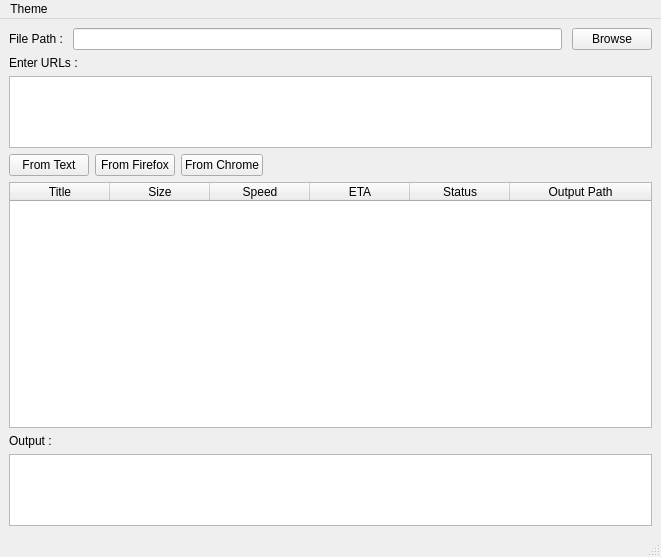
Ticjun/music-dl, file main_window.ui: the form before one commit.
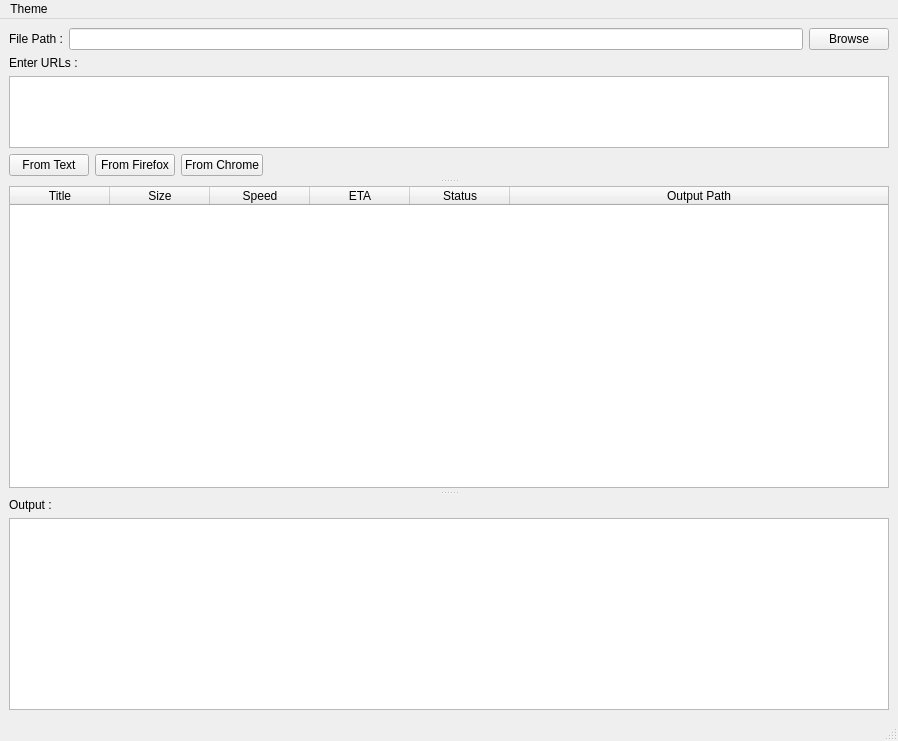
The form after the commit.

Patch:
```diff
--- a/main_window.ui
+++ b/main_window.ui
@@ -6,8 +6,8 @@
    <rect>
     <x>0</x>
     <y>0</y>
-    <width>661</width>
-    <height>557</height>
+    <width>898</width>
+    <height>741</height>
    </rect>
   </property>
   <property name="sizePolicy">
@@ -30,7 +30,97 @@
     <bool>false</bool>
    </property>
    <layout class="QGridLayout" name="gridLayout">
-    <item row="3" column="0">
+    <item row="0" column="2">
+     <widget class="QPushButton" name="browse_button">
+      <property name="text">
+       <string>Browse</string>
+      </property>
+     </widget>
+    </item>
+    <item row="0" column="0">
+     <widget class="QLabel" name="label_file_path">
+      <property name="sizePolicy">
+       <sizepolicy hsizetype="Preferred" vsizetype="Fixed">
+        <horstretch>0</horstretch>
+        <verstretch>0</verstretch>
+       </sizepolicy>
+      </property>
+      <property name="text">
+       <string>File Path :</string>
+      </property>
+     </widget>
+    </item>
+    <item row="0" column="1">
+     <widget class="QLineEdit" name="lineEdit_file_path">
+      <property name="dragEnabled">
+       <bool>false</bool>
+      </property>
+     </widget>
+    </item>
+    <item row="1" column="0" colspan="3">
+     <widget class="QSplitter" name="splitter">
+      <property name="frameShape">
+       <enum>QFrame::NoFrame</enum>
+      </property>
+      <property name="frameShadow">
+       <enum>QFrame::Plain</enum>
+      </property>
+      <property name="lineWidth">
+       <number>0</number>
+      </property>
+      <property name="midLineWidth">
+       <number>0</number>
+      </property>
+      <property name="orientation">
+       <enum>Qt::Vertical</enum>
+      </property>
+      <property name="opaqueResize">
+       <bool>true</bool>
+      </property>
+      <property name="handleWidth">
+       <number>10</number>
+      </property>
+      <property name="childrenCollapsible">
+       <bool>false</bool>
+      </property>
+      <widget class="QWidget" name="verticalLayoutWidget_2">
+       <layout class="QVBoxLayout" name="verticalLayout_2">
+        <property name="topMargin">
+         <number>0</number>
+        </property>
+        <property name="bottomMargin">
+         <number>0</number>
+        </property>
+        <item>
+         <widget class="QLabel" name="label_2">
+          <property name="sizePolicy">
+           <sizepolicy hsizetype="Preferred" vsizetype="Preferred">
+            <horstretch>0</horstretch>
+            <verstretch>0</verstretch>
+           </sizepolicy>
+          </property>
+          <property name="text">
+           <string>Enter URLs :</string>
+          </property>
+         </widget>
+        </item>
+        <item>
+         <widget class="QTextEdit" name="text_input">
+          <property name="sizePolicy">
+           <sizepolicy hsizetype="Expanding" vsizetype="Expanding">
+            <horstretch>0</horstretch>
+            <verstretch>10</verstretch>
+           </sizepolicy>
+          </property>
+          <property name="sizeAdjustPolicy">
+           <enum>QAbstractScrollArea::AdjustToContents</enum>
+          </property>
+          <property name="autoFormatting">
+           <set>QTextEdit::AutoNone</set>
+          </property>
+         </widget>
+        </item>
+        <item>
      <layout class="QHBoxLayout" name="horizontalLayout_2">
       <item>
        <widget class="QPushButton" name="text_button">
@@ -71,23 +161,8 @@
       </item>
      </layout>
     </item>
-    <item row="2" column="0">
-     <widget class="QTextEdit" name="text_input">
-      <property name="sizePolicy">
-       <sizepolicy hsizetype="Expanding" vsizetype="Expanding">
-        <horstretch>0</horstretch>
-        <verstretch>0</verstretch>
-       </sizepolicy>
-      </property>
-      <property name="sizeAdjustPolicy">
-       <enum>QAbstractScrollArea::AdjustToContents</enum>
-      </property>
-      <property name="autoFormatting">
-       <set>QTextEdit::AutoNone</set>
-      </property>
-     </widget>
-    </item>
-    <item row="4" column="0">
+       </layout>
+      </widget>
      <widget class="QTableWidget" name="table_dl">
       <property name="sizePolicy">
        <sizepolicy hsizetype="Expanding" vsizetype="Expanding">
@@ -162,13 +237,27 @@
        </property>
       </column>
      </widget>
-    </item>
-    <item row="6" column="0">
+      <widget class="QWidget" name="verticalLayoutWidget">
+       <layout class="QVBoxLayout" name="verticalLayout">
+        <property name="leftMargin">
+         <number>0</number>
+        </property>
+        <property name="bottomMargin">
+         <number>0</number>
+        </property>
+        <item>
+         <widget class="QLabel" name="label">
+          <property name="text">
+           <string>Output :</string>
+          </property>
+         </widget>
+        </item>
+        <item>
      <widget class="QPlainTextEdit" name="terminal">
       <property name="sizePolicy">
        <sizepolicy hsizetype="Expanding" vsizetype="Expanding">
         <horstretch>0</horstretch>
-        <verstretch>0</verstretch>
+            <verstretch>10</verstretch>
        </sizepolicy>
       </property>
       <property name="minimumSize">
@@ -178,68 +267,15 @@
        </size>
       </property>
       <property name="sizeAdjustPolicy">
-       <enum>QAbstractScrollArea::AdjustToContents</enum>
+           <enum>QAbstractScrollArea::AdjustIgnored</enum>
       </property>
       <property name="textInteractionFlags">
        <set>Qt::TextSelectableByKeyboard|Qt::TextSelectableByMouse</set>
       </property>
      </widget>
     </item>
-    <item row="0" column="0">
-     <layout class="QHBoxLayout" name="horizontalLayout">
-      <property name="spacing">
-       <number>10</number>
-      </property>
-      <property name="sizeConstraint">
-       <enum>QLayout::SetDefaultConstraint</enum>
-      </property>
-      <property name="leftMargin">
-       <number>0</number>
-      </property>
-      <property name="topMargin">
-       <number>0</number>
-      </property>
-      <property name="rightMargin">
-       <number>0</number>
-      </property>
-      <property name="bottomMargin">
-       <number>0</number>
-      </property>
-      <item>
-       <widget class="QLabel" name="label_file_path">
-        <property name="text">
-         <string>File Path :</string>
-        </property>
-       </widget>
-      </item>
-      <item>
-       <widget class="QLineEdit" name="lineEdit_file_path">
-        <property name="dragEnabled">
-         <bool>false</bool>
-        </property>
-       </widget>
-      </item>
-      <item>
-       <widget class="QPushButton" name="browse_button">
-        <property name="text">
-         <string>Browse</string>
-        </property>
-       </widget>
-      </item>
-     </layout>
-    </item>
-    <item row="5" column="0">
-     <widget class="QLabel" name="label">
-      <property name="text">
-       <string>Output :</string>
-      </property>
-     </widget>
-    </item>
-    <item row="1" column="0">
-     <widget class="QLabel" name="label_2">
-      <property name="text">
-       <string>Enter URLs :</string>
-      </property>
+       </layout>
+      </widget>
      </widget>
     </item>
    </layout>
@@ -249,7 +285,7 @@
     <rect>
      <x>0</x>
      <y>0</y>
-     <width>661</width>
+     <width>898</width>
      <height>21</height>
     </rect>
    </property>
```
Lines whose indentation alone changed are shown as unchanged.
